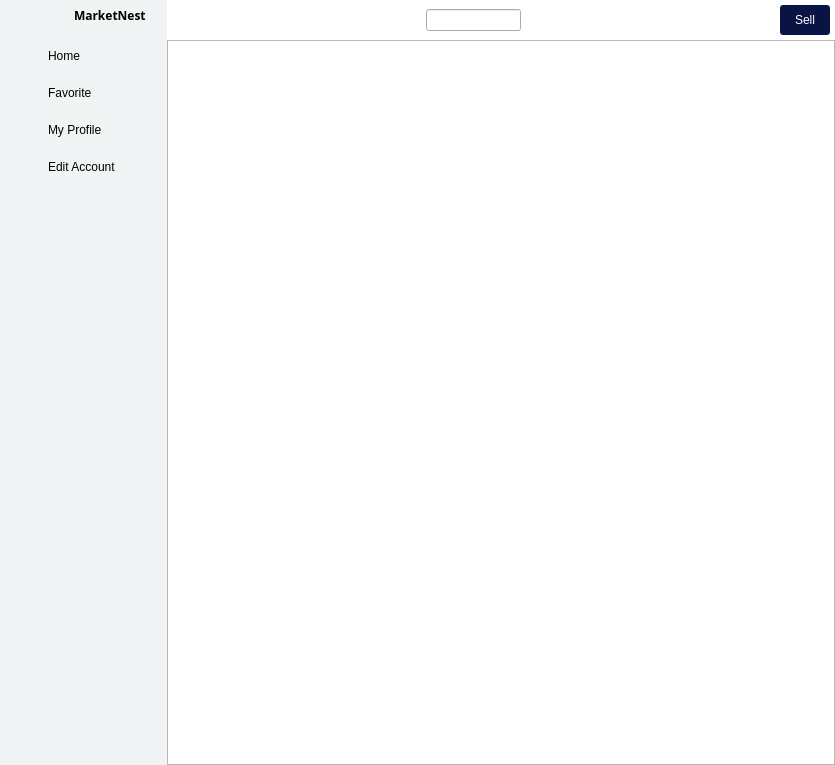
First picture: the form in ui/mainApp.ui, repository Menthhh/The-Market-Nest, before the edit.
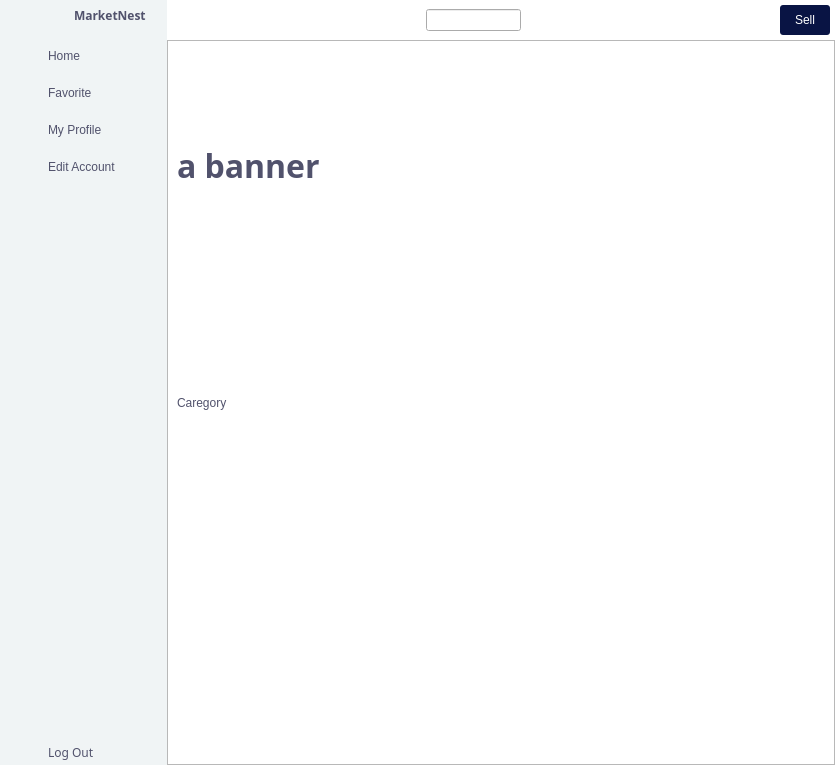
Second picture: the form after the edit. The open tabs and pages were chosen to show the change. Icons and pictures are not drawn.

```diff
--- a/ui/mainApp.ui
+++ b/ui/mainApp.ui
@@ -34,8 +34,8 @@
 	text-align:left;
 }
 
-#full_menu_widget #exitBtn_2{
-	text-align:center;
+* {
+	color: #51526C;
 }
 
 </string>
@@ -461,8 +461,8 @@
                      <rect>
                       <x>0</x>
                       <y>0</y>
-                      <width>98</width>
-                      <height>28</height>
+                      <width>663</width>
+                      <height>723</height>
                      </rect>
                     </property>
                     <layout class="QGridLayout" name="gridLayout_2">
@@ -483,30 +483,62 @@
                      </property>
                      <item row="0" column="0">
                       <widget class="QWidget" name="widget_3" native="true">
+                       <layout class="QGridLayout" name="gridLayout_14">
+                        <item row="0" column="0">
                        <widget class="QWidget" name="Banner" native="true">
-                        <property name="geometry">
-                         <rect>
-                          <x>0</x>
-                          <y>0</y>
-                          <width>641</width>
-                          <height>201</height>
-                         </rect>
-                        </property>
-                        <layout class="QVBoxLayout" name="verticalLayout_6">
-                         <item>
-                          <widget class="QWidget" name="widget_2" native="true"/>
+                          <layout class="QGridLayout" name="gridLayout_11">
+                           <property name="leftMargin">
+                            <number>0</number>
+                           </property>
+                           <property name="topMargin">
+                            <number>0</number>
+                           </property>
+                           <property name="rightMargin">
+                            <number>0</number>
+                           </property>
+                           <property name="bottomMargin">
+                            <number>0</number>
+                           </property>
+                           <item row="0" column="0">
+                            <widget class="QWidget" name="widget_2" native="true">
+                             <layout class="QGridLayout" name="gridLayout_12">
+                              <property name="leftMargin">
+                               <number>0</number>
+                              </property>
+                              <property name="topMargin">
+                               <number>0</number>
+                              </property>
+                              <property name="rightMargin">
+                               <number>0</number>
+                              </property>
+                              <property name="bottomMargin">
+                               <number>0</number>
+                              </property>
+                              <property name="spacing">
+                               <number>0</number>
+                              </property>
+                              <item row="0" column="0">
+                               <widget class="QLabel" name="label_2">
+                                <property name="font">
+                                 <font>
+                                  <family>Aksaramatee</family>
+                                  <pointsize>24</pointsize>
+                                  <bold>true</bold>
+                                 </font>
+                                </property>
+                                <property name="text">
+                                 <string>a banner</string>
+                                </property>
+                               </widget>
                          </item>
                         </layout>
                        </widget>
+                           </item>
+                          </layout>
+                         </widget>
+                        </item>
+                        <item row="1" column="0">
                        <widget class="QWidget" name="categoryWrap" native="true">
-                        <property name="geometry">
-                         <rect>
-                          <x>0</x>
-                          <y>200</y>
-                          <width>641</width>
-                          <height>161</height>
-                         </rect>
-                        </property>
                         <layout class="QGridLayout" name="gridLayout_10">
                          <property name="leftMargin">
                           <number>0</number>
@@ -523,8 +555,22 @@
                          <property name="spacing">
                           <number>0</number>
                          </property>
-                        </layout>
-                       </widget>
+                           <item row="0" column="0">
+                            <widget class="QLabel" name="label_9">
+                             <property name="text">
+                              <string>Caregory</string>
+                             </property>
+                            </widget>
+                           </item>
+                          </layout>
+                         </widget>
+                        </item>
+                        <item row="2" column="0">
+                         <widget class="QWidget" name="main_widget" native="true">
+                          <layout class="QGridLayout" name="gridLayout_13"/>
+                         </widget>
+                        </item>
+                       </layout>
                       </widget>
                      </item>
                     </layout>
@@ -797,7 +843,7 @@
           </font>
          </property>
          <property name="text">
-          <string/>
+          <string>Log Out</string>
          </property>
          <property name="icon">
           <iconset resource="resource.qrc">
```
Left out of the diff: 2 changed lines with no effect on the pictures. Lines whose indentation alone changed are shown as unchanged.
